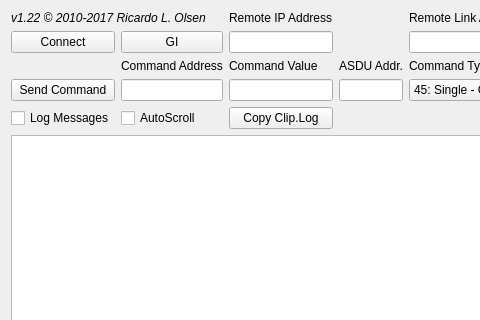
Qt form qtester104/mainwindow.ui (riclolsen/OSHMI) before a commit; both pictures show x 0 to 480 and y 0 to 320 of the 1082 by 465 pixel window.
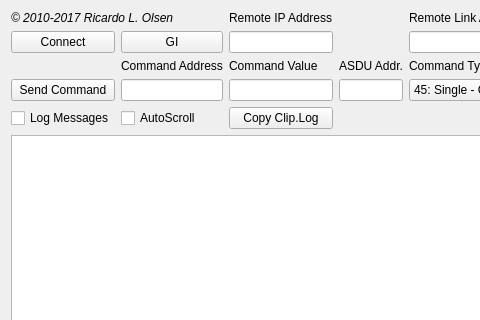
The same form after that commit.

The edit to the form file:
```diff
--- a/qtester104/mainwindow.ui
+++ b/qtester104/mainwindow.ui
@@ -295,7 +295,7 @@
        </font>
       </property>
       <property name="text">
-       <string>v1.22 © 2010-2017 Ricardo L. Olsen</string>
+       <string>© 2010-2017 Ricardo L. Olsen</string>
       </property>
      </widget>
     </item>
```
